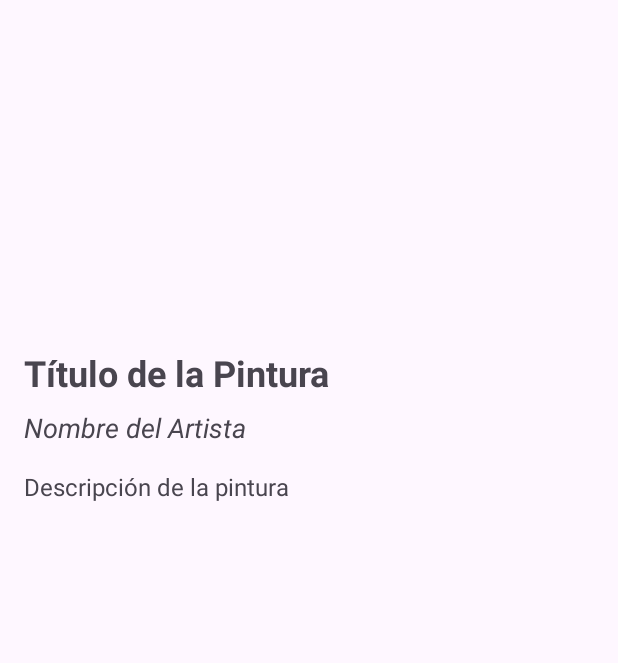
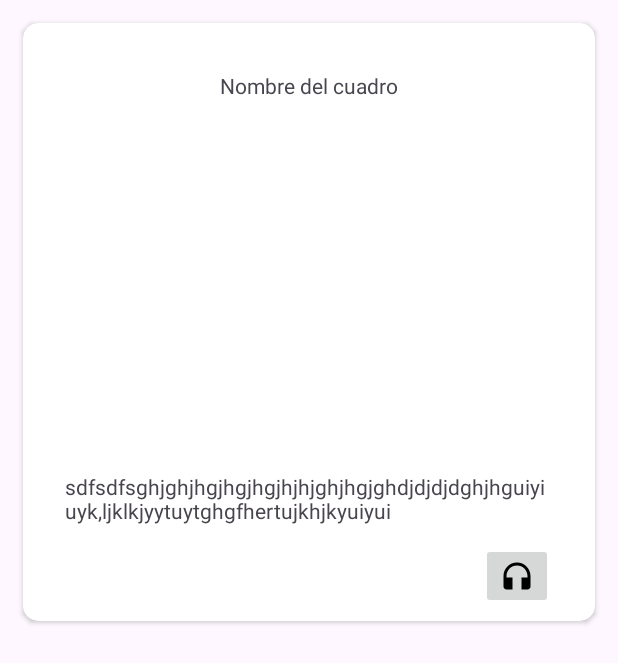
Before and after one commit to luisguillermo900/PROYECTO_IDNP, an Android app: the fragment DetalleCuadroFragment shown on its own in the app's theme, on a phone screen of 412 x 824 dp. Shown: the top 663 px of the screen. Run offline under Robolectric (Android 15) with nearby library versions, the phone set to English and light mode, and no system bars; pictures from the network do not load.

Commit message:
Agregado lista y detalle de cuadros (fragment y layout)

```diff
--- a/app/src/main/java/com/example/proyecto_idnp/Fragments/CuadrosFragment.java
+++ b/app/src/main/java/com/example/proyecto_idnp/Fragments/CuadrosFragment.java
@@ -3,11 +3,20 @@ package com.example.proyecto_idnp.Fragments;
 import android.os.Bundle;
 
 import androidx.fragment.app.Fragment;
+import androidx.fragment.app.FragmentManager;
+import androidx.lifecycle.ViewModelProvider;
+import androidx.recyclerview.widget.LinearLayoutManager;
+import androidx.recyclerview.widget.RecyclerView;
 
+import android.util.Log;
 import android.view.LayoutInflater;
 import android.view.View;
 import android.view.ViewGroup;
 
+import com.example.proyecto_idnp.Adaptadores.AdaptadorCuadro;
+import com.example.proyecto_idnp.Adaptadores.Cuadro;
+import com.example.proyecto_idnp.Adaptadores.OnCuadroClickListener;
+import com.example.proyecto_idnp.Modelos.CuadrosViewModel;
 import com.example.proyecto_idnp.R;
 
 /**
@@ -15,12 +24,16 @@ import com.example.proyecto_idnp.R;
  * Use the {@link CuadrosFragment#newInstance} factory method to
  * create an instance of this fragment.
  */
-public class CuadrosFragment extends Fragment {
+public class CuadrosFragment extends Fragment implements OnCuadroClickListener {
 
     // TODO: Rename parameter arguments, choose names that match
     // the fragment initialization parameters, e.g. ARG_ITEM_NUMBER
     private static final String ARG_PARAM1 = "param1";
     private static final String ARG_PARAM2 = "param2";
+
+    private RecyclerView recyclerListaCuadros;
+    private AdaptadorCuadro adaptadorCuadro;
+    private CuadrosViewModel cuadrosModel;
 
     // TODO: Rename and change types of parameters
     private String mParam1;
@@ -61,6 +74,24 @@ public class CuadrosFragment extends Fragment {
     public View onCreateView(LayoutInflater inflater, ViewGroup container,
                              Bundle savedInstanceState) {
         // Inflate the layout for this fragment
-        return inflater.inflate(R.layout.fragment_cuadros, container, false);
+        View view = inflater.inflate(R.layout.fragment_cuadros, container, false);
+        cuadrosModel = new ViewModelProvider(requireActivity()).get(CuadrosViewModel.class);
+        recyclerListaCuadros = view.findViewById(R.id.recyclerListaCuadros);
+        recyclerListaCuadros.setLayoutManager(new LinearLayoutManager(getContext()));
+
+        adaptadorCuadro = new AdaptadorCuadro(cuadrosModel.getCuadrosLiveData().getValue(),getContext(),this);
+        recyclerListaCuadros.setAdapter(adaptadorCuadro);
+        Log.d("AdaptadorCuadro", "Adaptador configurado y asignado al RecyclerView.");
+        return view;
+    }
+    @Override
+    public void onCuadroClick(Cuadro cuadro) {
+        cuadrosModel.setCuadroSeleccionado(cuadro);
+        //Cargar fragment detalle
+        FragmentManager fragmentManager = getParentFragmentManager();
+        fragmentManager.beginTransaction()
+                .replace(R.id.fragmentContainerView, CuadrosFragment.class, null)
+                .addToBackStack(null)
+                .commit();
     }
 }
--- a/app/src/main/java/com/example/proyecto_idnp/Fragments/DescriptionFragment.java
+++ b/app/src/main/java/com/example/proyecto_idnp/Fragments/DetalleCuadroFragment.java
@@ -3,19 +3,24 @@ package com.example.proyecto_idnp.Fragments;
 import android.os.Bundle;
 
 import androidx.fragment.app.Fragment;
+import androidx.lifecycle.ViewModelProvider;
 
 import android.view.LayoutInflater;
 import android.view.View;
 import android.view.ViewGroup;
+import android.widget.ImageView;
+import android.widget.TextView;
 
+import com.bumptech.glide.Glide;
+import com.example.proyecto_idnp.Modelos.CuadrosViewModel;
 import com.example.proyecto_idnp.R;
 
 /**
  * A simple {@link Fragment} subclass.
- * Use the {@link DescriptionFragment#newInstance} factory method to
+ * Use the {@link DetalleCuadroFragment#newInstance} factory method to
  * create an instance of this fragment.
  */
-public class DescriptionFragment extends Fragment {
+public class DetalleCuadroFragment extends Fragment {
 
     // TODO: Rename parameter arguments, choose names that match
     // the fragment initialization parameters, e.g. ARG_ITEM_NUMBER
@@ -25,8 +30,9 @@ public class DescriptionFragment extends Fragment {
     // TODO: Rename and change types of parameters
     private String mParam1;
     private String mParam2;
+    private CuadrosViewModel cuadrosModel;
 
-    public DescriptionFragment() {
+    public DetalleCuadroFragment() {
         // Required empty public constructor
     }
 
@@ -39,8 +45,8 @@ public class DescriptionFragment extends Fragment {
      * @return A new instance of fragment DescriptionFragment.
      */
     // TODO: Rename and change types and number of parameters
-    public static DescriptionFragment newInstance(String param1, String param2) {
-        DescriptionFragment fragment = new DescriptionFragment();
+    public static DetalleCuadroFragment newInstance(String param1, String param2) {
+        DetalleCuadroFragment fragment = new DetalleCuadroFragment();
         Bundle args = new Bundle();
         args.putString(ARG_PARAM1, param1);
         args.putString(ARG_PARAM2, param2);
@@ -61,6 +67,24 @@ public class DescriptionFragment extends Fragment {
     public View onCreateView(LayoutInflater inflater, ViewGroup container,
                              Bundle savedInstanceState) {
         // Inflate the layout for this fragment
-        return inflater.inflate(R.layout.fragment_description, container, false);
+        View view = inflater.inflate(R.layout.fragment_detalle, container, false);
+        TextView txtDetalleTitulo = view.findViewById(R.id.txtDetalleTitulo);
+        ImageView imgDetalleFoto = view.findViewById(R.id.imgDetalleFoto);
+        TextView txtDetalleDescripcion = view.findViewById(R.id.txtDetalleDescripcion);
+
+        cuadrosModel = new ViewModelProvider(requireActivity()).get(CuadrosViewModel.class);
+
+        // Observar el cuadro seleccionado y actualizar la UI
+        cuadrosModel.getCuadroSeleccionado().observe(getViewLifecycleOwner(), cuadro -> {
+            if (cuadro != null) {
+                txtDetalleTitulo.setText(cuadro.getNombreCuadro());
+                Glide.with(getContext())
+                        .load(cuadro.getFotoCuadro())
+                        .centerCrop()
+                        .into(imgDetalleFoto);
+                txtDetalleDescripcion.setText(cuadro.getDescripcionCuadro());
+            }
+        });
+        return view;
     }
 }
--- a/app/src/main/java/com/example/proyecto_idnp/HomeActivity.java
+++ b/app/src/main/java/com/example/proyecto_idnp/HomeActivity.java
@@ -7,6 +7,9 @@ import androidx.appcompat.app.AppCompatActivity;
 import androidx.core.graphics.Insets;
 import androidx.core.view.ViewCompat;
 import androidx.core.view.WindowInsetsCompat;
+import androidx.lifecycle.ViewModelProvider;
+
+import com.example.proyecto_idnp.Modelos.CuadrosViewModel;
 
 public class HomeActivity extends AppCompatActivity {
 
@@ -20,5 +23,6 @@ public class HomeActivity extends AppCompatActivity {
             v.setPadding(systemBars.left, systemBars.top, systemBars.right, systemBars.bottom);
             return insets;
         });
+        CuadrosViewModel cuadrosModel = new ViewModelProvider(this).get(CuadrosViewModel.class);
     }
 }
--- /dev/null
+++ b/app/src/main/res/drawable/baseline_headphones_24.xml
@@ -0,0 +1,5 @@
+<vector xmlns:android="http://schemas.android.com/apk/res/android" android:height="24dp" android:tint="#000000" android:viewportHeight="24" android:viewportWidth="24" android:width="24dp">
+
+    <path android:fillColor="@android:color/white" android:pathData="M12,3c-4.97,0 -9,4.03 -9,9v7c0,1.1 0.9,2 2,2h4v-8H5v-1c0,-3.87 3.13,-7 7,-7s7,3.13 7,7v1h-4v8h4c1.1,0 2,-0.9 2,-2v-7C21,7.03 16.97,3 12,3z"/>
+
+</vector>
--- a/app/src/main/res/layout/fragment_description.xml
+++ /dev/null
@@ -1,52 +0,0 @@
-<?xml version="1.0" encoding="utf-8"?>
-<ScrollView xmlns:android="http://schemas.android.com/apk/res/android"
-    xmlns:tools="http://schemas.android.com/tools"
-    android:layout_width="match_parent"
-    android:layout_height="match_parent"
-    android:padding="16dp"
-    tools:context=".Fragments.DescriptionFragment">
-
-    <LinearLayout
-        android:layout_width="match_parent"
-        android:layout_height="wrap_content"
-        android:orientation="vertical">
-
-        <!-- Imagen de la pintura -->
-        <ImageView
-            android:id="@+id/imageViewPintura"
-            android:layout_width="match_parent"
-            android:layout_height="200dp"
-            android:scaleType="centerCrop"
-            android:contentDescription="pintura_imagen" />
-
-        <!-- Título de la pintura -->
-        <TextView
-            android:id="@+id/textViewTitulo"
-            android:layout_width="match_parent"
-            android:layout_height="wrap_content"
-            android:textSize="24sp"
-            android:textStyle="bold"
-            android:paddingTop="16dp"
-            android:paddingBottom="8dp"
-            android:text="Título de la Pintura" />
-
-        <!-- Nombre del artista -->
-        <TextView
-            android:id="@+id/textViewArtista"
-            android:layout_width="match_parent"
-            android:layout_height="wrap_content"
-            android:textSize="18sp"
-            android:textStyle="italic"
-            android:paddingBottom="16dp"
-            android:text="Nombre del Artista" />
-
-        <!-- Descripción de la pintura -->
-        <TextView
-            android:id="@+id/textViewDescripcion"
-            android:layout_width="match_parent"
-            android:layout_height="wrap_content"
-            android:textSize="16sp"
-            android:text="Descripción de la pintura" />
-
-    </LinearLayout>
-</ScrollView>
--- /dev/null
+++ b/app/src/main/res/layout/fragment_detalle.xml
@@ -0,0 +1,61 @@
+<?xml version="1.0" encoding="utf-8"?>
+<androidx.cardview.widget.CardView xmlns:android="http://schemas.android.com/apk/res/android"
+    xmlns:app="http://schemas.android.com/apk/res-auto"
+    xmlns:tools="http://schemas.android.com/tools"
+    android:layout_width="match_parent"
+    android:layout_height="wrap_content"
+    android:layout_margin="15dp"
+    app:cardCornerRadius="10dp"
+    tools:context=".Fragments.DetalleCuadroFragment" >
+
+    <androidx.constraintlayout.widget.ConstraintLayout
+        android:layout_width="match_parent"
+        android:layout_height="match_parent"
+        android:padding="8dp">
+
+        <TextView
+            android:id="@+id/txtDetalleTitulo"
+            android:layout_width="wrap_content"
+            android:layout_height="wrap_content"
+            android:layout_marginTop="24dp"
+            android:text="Nombre del cuadro"
+            app:layout_constraintEnd_toEndOf="parent"
+            app:layout_constraintStart_toStartOf="parent"
+            app:layout_constraintTop_toTopOf="parent" />
+
+        <ImageView
+            android:id="@+id/imgDetalleFoto"
+            android:layout_width="200dp"
+            android:layout_height="200dp"
+            android:layout_marginStart="8dp"
+            android:layout_marginTop="28dp"
+            android:layout_marginEnd="8dp"
+            app:layout_constraintEnd_toEndOf="parent"
+            app:layout_constraintStart_toStartOf="parent"
+            app:layout_constraintTop_toBottomOf="@+id/txtDetalleTitulo"
+            tools:src="@tools:sample/avatars" />
+
+        <TextView
+            android:id="@+id/txtDetalleDescripcion"
+            android:layout_width="0dp"
+            android:layout_height="wrap_content"
+            android:layout_marginStart="20dp"
+            android:layout_marginTop="20dp"
+            android:layout_marginEnd="20dp"
+            android:text="sdfsdfsghjghjhgjhgjhgjhjhjghjhgjghdjdjdjdghjhguiyiuyk,ljklkjyytuytghgfhertujkhjkyuiyui"
+            app:layout_constraintEnd_toEndOf="parent"
+            app:layout_constraintStart_toStartOf="parent"
+            app:layout_constraintTop_toBottomOf="@+id/imgDetalleFoto" />
+
+        <ImageButton
+            android:id="@+id/imageButton"
+            android:layout_width="wrap_content"
+            android:layout_height="wrap_content"
+            android:layout_marginTop="12dp"
+            android:src="@drawable/baseline_headphones_24"
+            app:layout_constraintEnd_toEndOf="@+id/txtDetalleDescripcion"
+            app:layout_constraintTop_toBottomOf="@+id/txtDetalleDescripcion" />
+
+    </androidx.constraintlayout.widget.ConstraintLayout>
+
+</androidx.cardview.widget.CardView>
```
